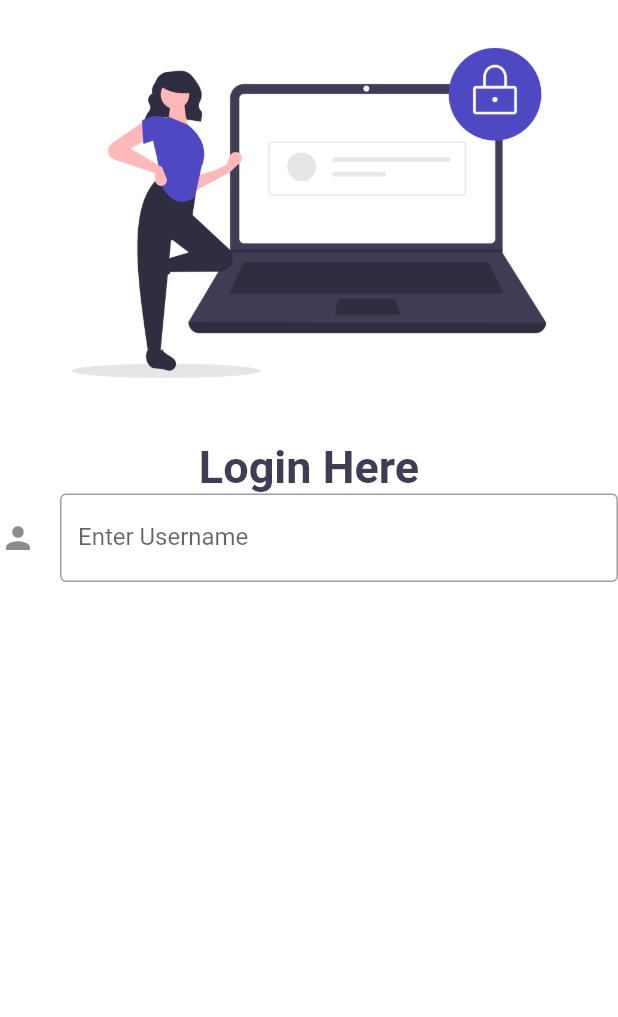
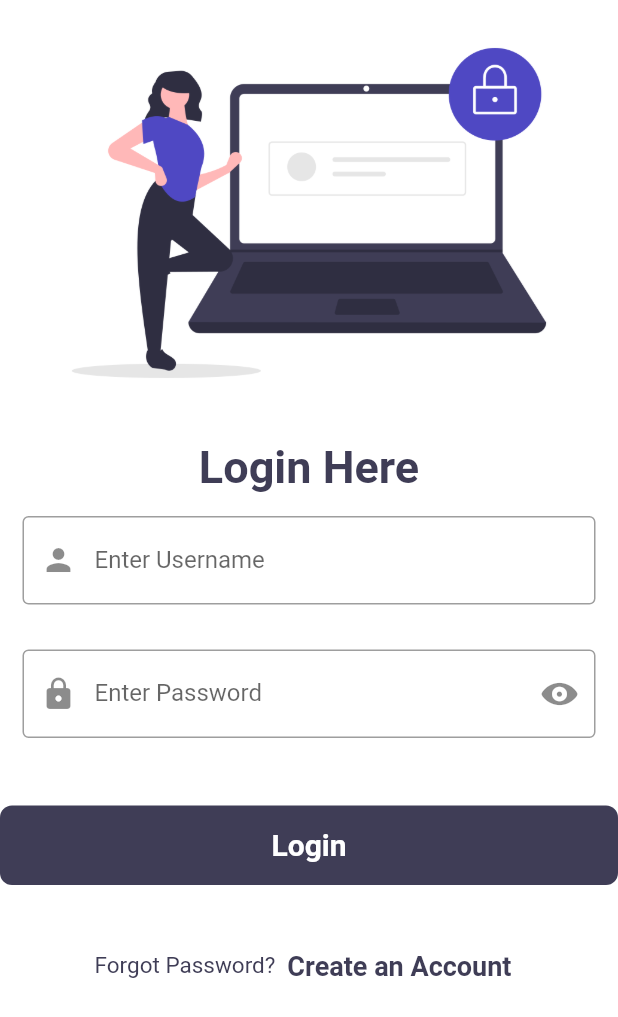
Before and after one commit to Fernando473/basic_app, a Flutter app: the screen it shows after launch, after a tap on "Log in", on a phone screen of 412 x 824 dp. Shown: the top 1017 px of the screen. Run offline on Flutter 3.47's test engine with Material 2 defaults, Android fonts, the phone set to English and light mode, and no system bars.

Commit message:
Login Screen finished

```diff
--- a/lib/login_screen.dart
+++ b/lib/login_screen.dart
@@ -1,8 +1,17 @@
+import 'package:basic_app/sign_up_screen.dart';
+import 'package:flutter/cupertino.dart';
 import 'package:flutter/material.dart';
 
-class LoginScreen extends StatelessWidget {
+class LoginScreen extends StatefulWidget {
   const LoginScreen({super.key});
 
+  @override
+  State<LoginScreen> createState() => _LoginScreenState();
+}
+
+class _LoginScreenState extends State<LoginScreen> {
+  bool passToggle = true;
+  Icon passIcon = const Icon(Icons.remove_red_eye);
   @override
   Widget build(BuildContext context) {
     return Material(
@@ -20,7 +29,9 @@ class LoginScreen extends StatelessWidget {
                 color: Color(0XFF3F3D56),
                 fontWeight: FontWeight.w600,
               )),
-          const TextField(
+          const Padding(
+            padding: EdgeInsets.all(15),
+            child: TextField(
                 style: TextStyle(
                   color: Color(0XFF3F3D56),
                 ),
@@ -28,8 +39,83 @@ class LoginScreen extends StatelessWidget {
                   border: OutlineInputBorder(),
                   hintText: "Enter Username",
                   label: Text("Enter Username"),
-                icon: Icon(Icons.person),
+                  prefixIcon: Icon(Icons.person),
+                )),
+          ),
+          Padding(
+            padding: const EdgeInsets.all(15),
+            child: TextField(
+                style: const TextStyle(
+                  color: Color(0XFF3F3D56),
+                ),
+                obscureText: passToggle,
+                decoration: InputDecoration(
+                    border: const OutlineInputBorder(),
+                    hintText: "Enter Password",
+                    label: const Text("Enter Password"),
+                    prefixIcon: const Icon(Icons.lock),
+                    suffixIcon: InkWell(
+                        onTap: () {
+                          if (passToggle == true) {
+                            passToggle = false;
+                          } else {
+                            passToggle = true;
+                          }
+                          setState(() {});
+                        },
+                        child: passToggle
+                            ? const Icon(CupertinoIcons.eye_fill)
+                            : const Icon(CupertinoIcons.eye_slash_fill)))),
+          ),
+          const SizedBox(
+            height: 30,
+          ),
+          Padding(
+            padding: const EdgeInsets.all(0),
+            child: InkWell(
+                onTap: null,
+                child: Container(
+                  padding: const EdgeInsets.symmetric(vertical: 15),
+                  width: 430,
+                  decoration: BoxDecoration(
+                    color: const Color(0XFF3F3D56),
+                    borderRadius: BorderRadius.circular(8),
+                  ),
+                  child: const Center(
+                      child: Text("Login",
+                          style: TextStyle(
+                              fontSize: 20,
+                              fontWeight: FontWeight.bold,
+                              color: Colors.white))),
+                )),
+          ),
+          const SizedBox(
+            height: 30,
+          ),
+          Row(
+            mainAxisAlignment: MainAxisAlignment.center,
+            children: [
+              const Text(
+                "Forgot Password?",
+                style: TextStyle(fontSize: 15, color: Color(0XFF3F3D56)),
+              ),
+              TextButton(
+                  onPressed: () {
+                    Navigator.push(
+                        context,
+                        MaterialPageRoute(
+                          builder: (context) => const SignUpScreen(),
+                        ));
+                  },
+                  child: const Text(
+                    "Create an Account",
+                    style: TextStyle(
+                        fontSize: 18,
+                        color: Color(0XFF3F3D56),
+                        fontWeight: FontWeight.bold),
                   ))
+            ],
+          )
         ],
       )),
     );
```
Lines whose indentation alone changed are shown as unchanged.
